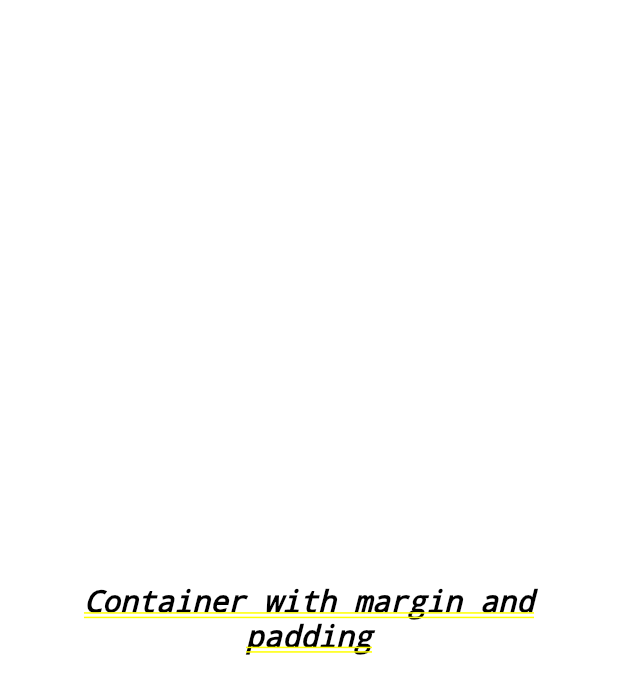
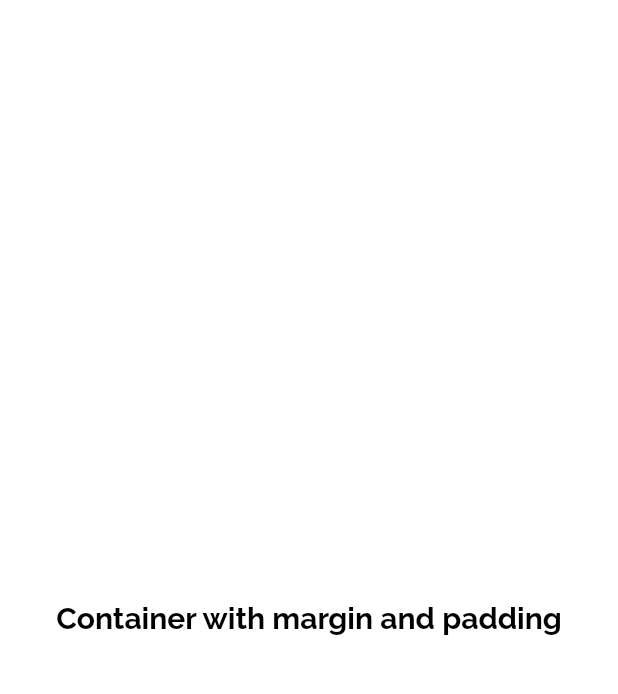
Before and after one commit to vasanthkumarj/container_ui_explore_flutter, a Flutter app: the screen it shows after launch, on a phone screen of 412 x 824 dp. Shown: the top 694 px of the screen. Run offline on Flutter 3.47's test engine with Material 2 defaults, Android fonts, the phone set to English and light mode, and no system bars.

Commit message:
Text widget changes

```diff
--- a/lib/app_screens/home_screen.dart
+++ b/lib/app_screens/home_screen.dart
@@ -16,8 +16,10 @@ class Home extends StatelessWidget
                          textDirection: TextDirection.ltr,
                          style: TextStyle(
                              color: Colors.black,
+                             decoration: TextDecoration.none,
                              fontSize: 20.0,
-                             fontStyle: FontStyle.italic
+                             fontFamily: "Raleway",
+                             fontWeight: FontWeight.w800
                          ),
                          textAlign: TextAlign.center,
                        )
```
Also changed, not shown: pubspec.yaml (+12 -6 lines), fonts/Raleway-Bold.ttf (added), fonts/Raleway-ExtraBoldItalic.ttf (added), fonts/Raleway-ExtraLight.ttf (added), fonts/Raleway-Light.ttf (added).
